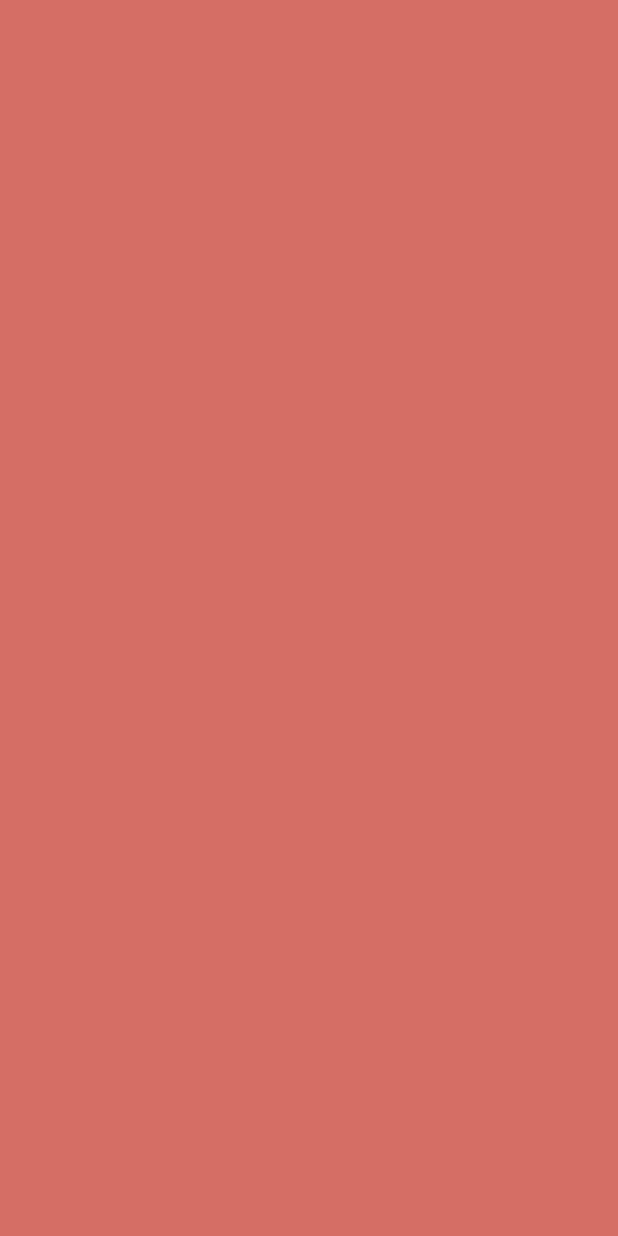
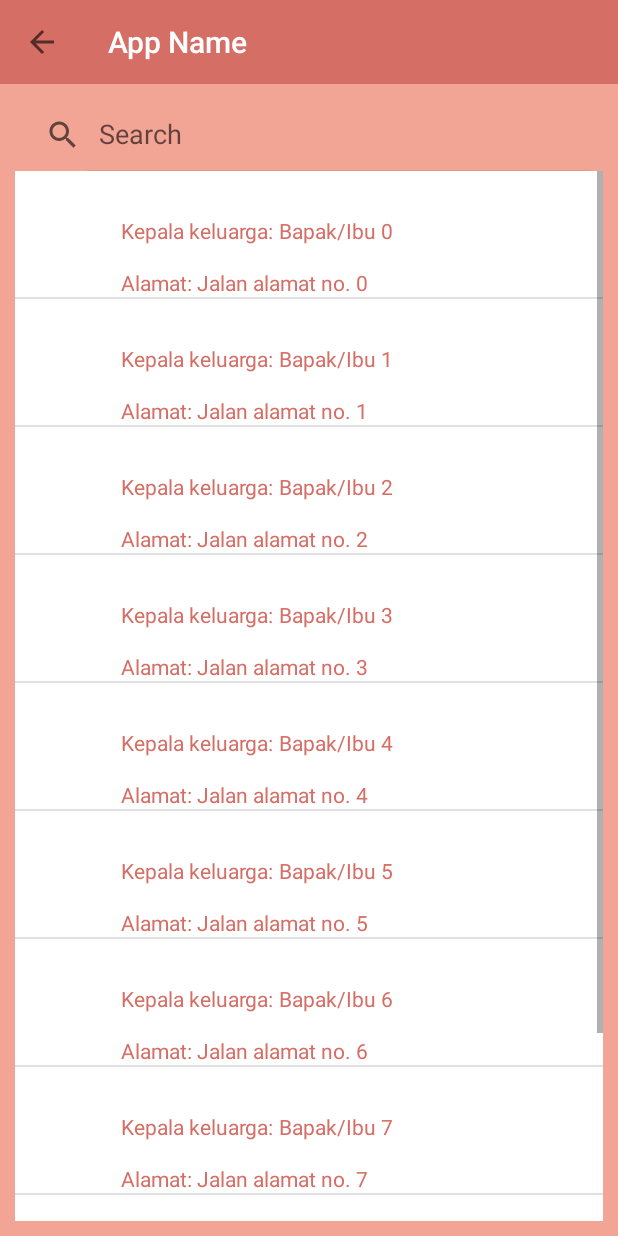
Before and after one commit to EDMPL/Aplikasi-Rekap-Medis, an Android app: the DashboardActivity screen opened directly, with no data from a screen before it, on a phone screen of 412 x 824 dp. Before the commit the screen is empty. Run offline under Robolectric (Android 15) with nearby library versions, the phone set to English and light mode, and no system bars.

Commit message:
Halaman Dashboard + Search

```diff
--- a/AplikasiPuskesmas/app/src/main/AndroidManifest.xml
+++ b/AplikasiPuskesmas/app/src/main/AndroidManifest.xml
@@ -13,9 +13,9 @@
         android:roundIcon="@mipmap/ic_launcher_round"
         android:supportsRtl="true"
         android:theme="@style/AppTheme">
-        <activity android:name=".MainActivity" />
+        <activity android:name=".activity.MainActivity" />
         <activity
-            android:name=".LoginActivity"
+            android:name=".activity.LoginActivity"
             android:launchMode="singleTask">
             <intent-filter>
                 <action android:name="android.intent.action.MAIN" />
@@ -23,7 +23,7 @@
                 <category android:name="android.intent.category.LAUNCHER" />
             </intent-filter>
         </activity>
-        <activity android:name=".DashboardActivity"></activity>
+        <activity android:name=".activity.DashboardActivity"></activity>
     </application>
 
 </manifest>
--- a/AplikasiPuskesmas/app/src/main/java/com/example/akaed/aplikasipuskesmas/DashboardActivity.java
+++ /dev/null
@@ -1,18 +0,0 @@
-package com.example.akaed.aplikasipuskesmas;
-
-import android.support.v7.app.AppCompatActivity;
-import android.os.Bundle;
-import android.support.v7.widget.RecyclerView;
-import android.widget.ImageButton;
-
-public class DashboardActivity extends AppCompatActivity {
-    private RecyclerView recyclerView;
-    private RecyclerView.Adapter adapter;
-    ImageButton imgButton;
-
-    @Override
-    protected void onCreate(Bundle savedInstanceState) {
-        super.onCreate(savedInstanceState);
-        setContentView(R.layout.activity_dashboard);
-    }
-}
--- /dev/null
+++ b/AplikasiPuskesmas/app/src/main/java/com/example/akaed/aplikasipuskesmas/activity/AppBaseActivity.java
@@ -0,0 +1,66 @@
+package com.example.akaed.aplikasipuskesmas.activity;
+
+import android.os.Bundle;
+import android.support.annotation.Nullable;
+import android.support.v7.app.AppCompatActivity;
+import android.support.v7.widget.Toolbar;
+import android.view.LayoutInflater;
+import android.view.View;
+import android.view.ViewGroup;
+import android.widget.FrameLayout;
+
+import com.example.akaed.aplikasipuskesmas.R;
+
+/**
+ * Created by USER on 8/29/2018.
+ */
+
+public abstract class AppBaseActivity extends AppCompatActivity {
+    private FrameLayout view_stub;
+    private Toolbar toolbar;
+    @Override
+    protected void onCreate(@Nullable Bundle savedInstanceState) {
+        super.onCreate(savedInstanceState);
+        super.setContentView(R.layout.app_base_layout);
+
+        view_stub = (FrameLayout) findViewById(R.id.view_stub);
+        toolbar = (Toolbar) findViewById(R.id.toolbar);
+        setSupportActionBar(toolbar);
+        getSupportActionBar().setDisplayShowTitleEnabled(false);
+        getSupportActionBar().setDisplayHomeAsUpEnabled(true);
+        //toolbar.setNavigationIcon(R.drawable.ic_toolbar);
+        toolbar.setTitle("App Name");
+    }
+
+    /* Override all setContentView methods to put the content view to the FrameLayout view_stub
+     * so that, we can make other activity implementations looks like normal activity subclasses.
+     */
+    @Override
+    public void setContentView(int layoutResID) {
+        if (view_stub != null) {
+            LayoutInflater inflater = (LayoutInflater) getSystemService(LAYOUT_INFLATER_SERVICE);
+            ViewGroup.LayoutParams lp = new ViewGroup.LayoutParams(
+                    ViewGroup.LayoutParams.MATCH_PARENT,
+                    ViewGroup.LayoutParams.MATCH_PARENT);
+            View stubView = inflater.inflate(layoutResID, view_stub, false);
+            view_stub.addView(stubView, lp);
+        }
+    }
+
+    @Override
+    public void setContentView(View view) {
+        if (view_stub != null) {
+            ViewGroup.LayoutParams lp = new ViewGroup.LayoutParams(
+                    ViewGroup.LayoutParams.MATCH_PARENT,
+                    ViewGroup.LayoutParams.MATCH_PARENT);
+            view_stub.addView(view, lp);
+        }
+    }
+
+    @Override
+    public void setContentView(View view, ViewGroup.LayoutParams params) {
+        if (view_stub != null) {
+            view_stub.addView(view, params);
+        }
+    }
+}
--- /dev/null
+++ b/AplikasiPuskesmas/app/src/main/java/com/example/akaed/aplikasipuskesmas/activity/DashboardActivity.java
@@ -0,0 +1,63 @@
+package com.example.akaed.aplikasipuskesmas.activity;
+
+import android.graphics.Color;
+import android.os.Bundle;
+import android.support.v4.view.MenuItemCompat;
+import android.support.v7.widget.SearchView;
+import android.view.Gravity;
+import android.view.Menu;
+import android.view.MenuItem;
+import android.widget.LinearLayout;
+import android.widget.ListView;
+
+import com.example.akaed.aplikasipuskesmas.adapter.DashboardAdapter;
+import com.example.akaed.aplikasipuskesmas.R;
+import com.example.akaed.aplikasipuskesmas.model.Keluarga;
+
+import java.util.ArrayList;
+
+public class DashboardActivity extends AppBaseActivity implements SearchView.OnQueryTextListener{
+    private ListView listView;
+    DashboardAdapter adapter;
+    ArrayList<Keluarga> listKeluarga;
+
+    @Override
+    protected void onCreate(Bundle savedInstanceState) {
+        super.onCreate(savedInstanceState);
+        setContentView(R.layout.activity_dashboard);
+
+        listKeluarga = new ArrayList<>();
+        for(int i = 0; i < 10; i++) {
+            listKeluarga.add(new Keluarga("Bapak/Ibu " + i, "Jalan alamat no. " + i));
+        }
+        listView = (ListView) findViewById(R.id.listViewDashboard);
+        adapter = new DashboardAdapter(this, R.layout.list_item_dashboard, listKeluarga);
+        listView.setAdapter(adapter);
+
+        SearchView searchView = (SearchView) findViewById(R.id.searchView);
+        SearchView.SearchAutoComplete searchAutoComplete =
+                (SearchView.SearchAutoComplete)searchView.findViewById(android.support.v7.appcompat.R.id.search_src_text);
+        searchAutoComplete.setTextColor(Color.WHITE);
+        searchView.setOnQueryTextListener(this);
+    }
+
+    @Override
+    public boolean onQueryTextSubmit(String query) {
+        return false;
+    }
+
+    @Override
+    public boolean onQueryTextChange(String newText) {
+        newText = newText.toUpperCase();
+        ArrayList<Keluarga> newList = new ArrayList<>();
+        for(Keluarga data : listKeluarga){
+            String name = data.getNamaKepalaKeluarga().toUpperCase();
+            if (name.contains(newText))
+                newList.add(data);
+        }
+        adapter = new DashboardAdapter(this, R.layout.list_item_dashboard, newList);
+        listView.setAdapter(adapter);
+        ((DashboardAdapter) listView.getAdapter()).notifyDataSetChanged();
+        return true;
+    }
+}
--- a/AplikasiPuskesmas/app/src/main/java/com/example/akaed/aplikasipuskesmas/LoginActivity.java
+++ b/AplikasiPuskesmas/app/src/main/java/com/example/akaed/aplikasipuskesmas/activity/LoginActivity.java
@@ -1,6 +1,5 @@
-package com.example.akaed.aplikasipuskesmas;
+package com.example.akaed.aplikasipuskesmas.activity;
 
-import android.annotation.SuppressLint;
 import android.content.Intent;
 import android.support.v7.app.AppCompatActivity;
 import android.os.Bundle;
@@ -8,6 +7,8 @@ import android.view.View;
 import android.widget.Button;
 import android.widget.EditText;
 import android.widget.Toast;
+
+import com.example.akaed.aplikasipuskesmas.R;
 
 public class LoginActivity extends AppCompatActivity {
 
@@ -34,7 +35,7 @@ public class LoginActivity extends AppCompatActivity {
                 user = username.getText().toString();
                 pass = password.getText().toString();
                 if( user.equals("admin") && pass.equals("admin") ){
-                    Intent mainIntent = new Intent(LoginActivity.this, MainActivity.class);
+                    Intent mainIntent = new Intent(LoginActivity.this, DashboardActivity.class);
                     startActivity(mainIntent);
                     finish();
                 }
--- a/AplikasiPuskesmas/app/src/main/java/com/example/akaed/aplikasipuskesmas/MainActivity.java
+++ b/AplikasiPuskesmas/app/src/main/java/com/example/akaed/aplikasipuskesmas/activity/MainActivity.java
@@ -1,7 +1,9 @@
-package com.example.akaed.aplikasipuskesmas;
+package com.example.akaed.aplikasipuskesmas.activity;
 
 import android.support.v7.app.AppCompatActivity;
 import android.os.Bundle;
+
+import com.example.akaed.aplikasipuskesmas.R;
 
 public class MainActivity extends AppCompatActivity {
 
--- /dev/null
+++ b/AplikasiPuskesmas/app/src/main/java/com/example/akaed/aplikasipuskesmas/adapter/DashboardAdapter.java
@@ -0,0 +1,50 @@
+package com.example.akaed.aplikasipuskesmas.adapter;
+
+import android.content.Context;
+import android.support.annotation.NonNull;
+import android.support.annotation.Nullable;
+import android.view.LayoutInflater;
+import android.view.View;
+import android.view.ViewGroup;
+import android.widget.ArrayAdapter;
+import android.widget.TextView;
+
+import com.example.akaed.aplikasipuskesmas.R;
+import com.example.akaed.aplikasipuskesmas.model.Keluarga;
+
+import java.util.ArrayList;
+
+/**
+ * Created by USER on 8/29/2018.
+ */
+
+public class DashboardAdapter extends ArrayAdapter<Keluarga> {
+    private ArrayList<Keluarga> listKeluarga;
+    private Context context;
+
+    public DashboardAdapter(@NonNull Context context, int resource, ArrayList<Keluarga> listKeluarga) {
+        super(context, resource, listKeluarga);
+        this.listKeluarga = listKeluarga;
+        this.context = context;
+    }
+
+    @NonNull
+    @Override
+    public View getView(int position, @Nullable View convertView, @NonNull ViewGroup parent) {
+        //mendapatkan layoutinflater
+        LayoutInflater inflater = (LayoutInflater) context.getSystemService(Context.LAYOUT_INFLATER_SERVICE);
+
+        //Mendapatkan listview items
+        View listViewItem = inflater.inflate(R.layout.list_item_dashboard, null, true);
+
+        TextView txtName = (TextView) listViewItem.findViewById(R.id.nameDashboard);
+
+        TextView txtAddress = (TextView) listViewItem.findViewById(R.id.addressDashboard);
+
+        txtName.setText(listKeluarga.get(position).getNamaKepalaKeluarga());
+
+        txtAddress.setText(listKeluarga.get(position).getAlamat());
+
+        return listViewItem;
+    }
+}
--- /dev/null
+++ b/AplikasiPuskesmas/app/src/main/java/com/example/akaed/aplikasipuskesmas/model/Keluarga.java
@@ -0,0 +1,31 @@
+package com.example.akaed.aplikasipuskesmas.model;
+
+/**
+ * Created by USER on 8/30/2018.
+ */
+
+public class Keluarga {
+    String namaKepalaKeluarga;
+    String alamat;
+
+    public String getNamaKepalaKeluarga() {
+        return namaKepalaKeluarga;
+    }
+
+    public void setNamaKepalaKeluarga(String namaKepalaKeluarga) {
+        this.namaKepalaKeluarga = namaKepalaKeluarga;
+    }
+
+    public String getAlamat() {
+        return alamat;
+    }
+
+    public void setAlamat(String alamat) {
+        this.alamat = alamat;
+    }
+
+    public Keluarga(String namaKepalaKeluarga, String alamat) {
+        this.namaKepalaKeluarga = namaKepalaKeluarga;
+        this.alamat = alamat;
+    }
+}
--- a/AplikasiPuskesmas/app/src/main/res/layout/activity_dashboard.xml
+++ b/AplikasiPuskesmas/app/src/main/res/layout/activity_dashboard.xml
@@ -1,12 +1,29 @@
 <?xml version="1.0" encoding="utf-8"?>
-<android.support.constraint.ConstraintLayout xmlns:android="http://schemas.android.com/apk/res/android"
+<LinearLayout xmlns:android="http://schemas.android.com/apk/res/android"
     xmlns:app="http://schemas.android.com/apk/res-auto"
     xmlns:tools="http://schemas.android.com/tools"
     android:layout_width="match_parent"
     android:layout_height="match_parent"
-    android:background="@color/colorPrimary"
-    tools:context=".DashboardActivity">
+    android:background="@color/colorBackground"
+    tools:context=".activity.DashboardActivity"
+    android:padding="10dp"
+    android:orientation="vertical">
+    <LinearLayout
+        android:layout_width="match_parent"
+        android:layout_height="wrap_content">
+        <android.support.v7.widget.SearchView
+            android:id="@+id/searchView"
+            android:layout_width="match_parent"
+            android:layout_height="wrap_content"
+            app:queryHint="Search"
+            app:iconifiedByDefault="false" />
+    </LinearLayout>
+    <ListView
+        android:id="@+id/listViewDashboard"
+        android:layout_width="match_parent"
+        android:layout_height="wrap_content"
+        android:background="#fff"></ListView>
 
 
 
-</android.support.constraint.ConstraintLayout>
+</LinearLayout>
--- a/AplikasiPuskesmas/app/src/main/res/layout/activity_login.xml
+++ b/AplikasiPuskesmas/app/src/main/res/layout/activity_login.xml
@@ -6,7 +6,7 @@
     android:layout_height="match_parent"
     android:background="#D56E65"
     android:padding="15dp"
-    tools:context=".LoginActivity">
+    tools:context=".activity.LoginActivity">
 
 
 
@@ -61,15 +61,7 @@
         android:textColor="#FFF" />
 
     <Button
-        android:layout_width="190dp"
         android:id="@+id/login"
-        android:layout_height="wrap_content"
-        android:layout_marginTop="280dp"
-        android:background="@drawable/rectangle"
-        android:text="Create a New Account"
-        android:textColor="#FFF" />
-
-    <Button
         android:layout_width="190dp"
         android:layout_height="wrap_content"
         android:layout_marginTop="280dp"
--- a/AplikasiPuskesmas/app/src/main/res/layout/activity_main.xml
+++ b/AplikasiPuskesmas/app/src/main/res/layout/activity_main.xml
@@ -4,7 +4,7 @@
     xmlns:tools="http://schemas.android.com/tools"
     android:layout_width="match_parent"
     android:layout_height="match_parent"
-    tools:context=".MainActivity">
+    tools:context=".activity.MainActivity">
 
     <TextView
         android:layout_width="wrap_content"
--- /dev/null
+++ b/AplikasiPuskesmas/app/src/main/res/layout/app_base_layout.xml
@@ -0,0 +1,23 @@
+<?xml version="1.0" encoding="utf-8"?>
+<RelativeLayout
+    xmlns:android="http://schemas.android.com/apk/res/android"
+    android:layout_width="match_parent"
+    android:layout_height="match_parent">
+    <LinearLayout
+        android:layout_width="match_parent"
+        android:layout_height="wrap_content">
+        <include layout="@layout/toolbar"/>
+    </LinearLayout>
+    <FrameLayout
+        android:layout_width="match_parent"
+        android:layout_height="match_parent">
+        <FrameLayout
+            android:id="@+id/view_stub"
+            android:layout_width="match_parent"
+            android:layout_height="match_parent"
+            android:layout_marginTop="?attr/actionBarSize"
+            android:background="@color/colorBackground">
+        </FrameLayout>
+    </FrameLayout>
+
+</RelativeLayout>
--- /dev/null
+++ b/AplikasiPuskesmas/app/src/main/res/layout/list_item_dashboard.xml
@@ -0,0 +1,48 @@
+<?xml version="1.0" encoding="utf-8"?>
+<RelativeLayout
+    xmlns:android="http://schemas.android.com/apk/res/android"
+    android:layout_width="match_parent"
+    android:layout_height="wrap_content">
+    <LinearLayout
+        android:layout_width="250dp"
+        android:layout_height="wrap_content"
+        android:orientation="vertical"
+        android:layout_centerHorizontal="true"
+        android:layout_marginTop="30dp">
+        <LinearLayout
+            android:layout_width="match_parent"
+            android:layout_height="wrap_content"
+            android:orientation="horizontal">
+            <TextView
+                android:layout_width="wrap_content"
+                android:layout_height="wrap_content"
+                android:text="Kepala keluarga: "
+                android:textColor="@color/colorPrimary"/>
+            <TextView
+                android:id="@+id/nameDashboard"
+                android:layout_width="wrap_content"
+                android:layout_height="wrap_content"
+                android:text="(Nama kepala keluarga)"
+                android:textColor="@color/colorPrimary"/>
+        </LinearLayout>
+        <LinearLayout
+            android:layout_width="match_parent"
+            android:layout_height="wrap_content"
+            android:orientation="horizontal"
+            android:layout_marginTop="15dp">
+            <TextView
+                android:layout_width="wrap_content"
+                android:layout_height="wrap_content"
+                android:text="Alamat: "
+                android:textColor="@color/colorPrimary"/>
+            <TextView
+                android:id="@+id/addressDashboard"
+                android:layout_width="wrap_content"
+                android:layout_height="wrap_content"
+                android:text="(Nama alamat atau tempat tinggal)"
+                android:textColor="@color/colorPrimary"/>
+        </LinearLayout>
+
+    </LinearLayout>
+
+</RelativeLayout>
--- /dev/null
+++ b/AplikasiPuskesmas/app/src/main/res/layout/toolbar.xml
@@ -0,0 +1,10 @@
+<?xml version="1.0" encoding="utf-8"?>
+<android.support.v7.widget.Toolbar
+    android:id="@+id/toolbar"
+    android:layout_width="match_parent"
+    android:layout_height="?attr/actionBarSize"
+    xmlns:app="http://schemas.android.com/apk/res-auto"
+    android:background="@color/colorPrimary"
+    app:titleTextColor="#FFF"
+    app:subtitleTextColor="#FFF"
+    xmlns:android="http://schemas.android.com/apk/res/android" />
--- a/AplikasiPuskesmas/app/src/main/res/values/colors.xml
+++ b/AplikasiPuskesmas/app/src/main/res/values/colors.xml
@@ -3,4 +3,5 @@
     <color name="colorPrimary">#D56E65</color>
     <color name="colorPrimaryDark">#303F9F</color>
     <color name="colorAccent">#FF4081</color>
+    <color name="colorBackground">#f2a495</color>
 </resources>
```
